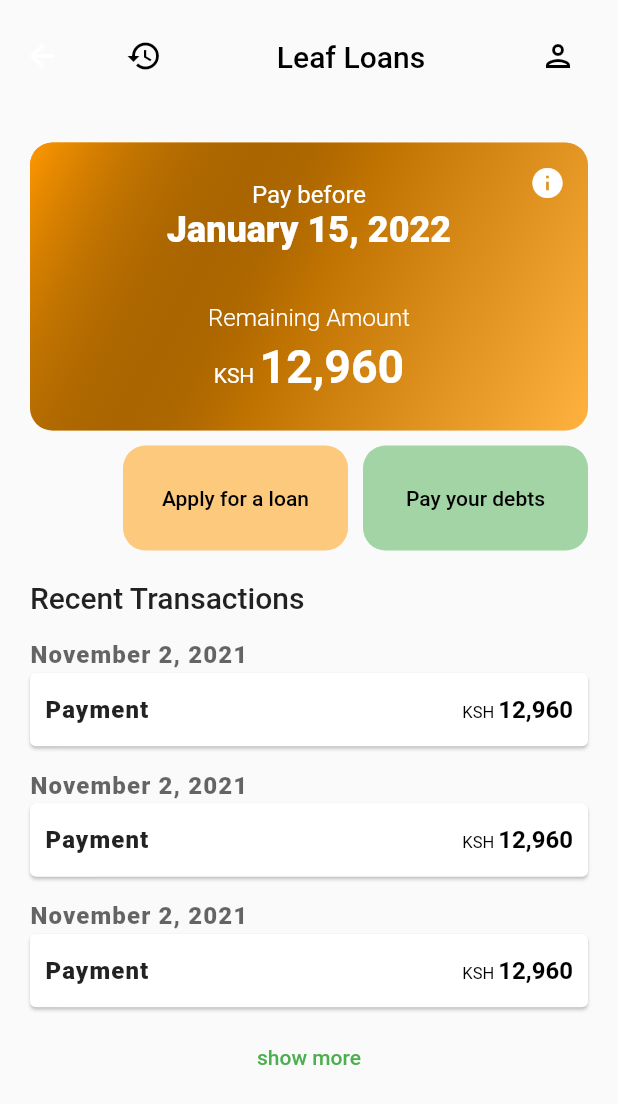
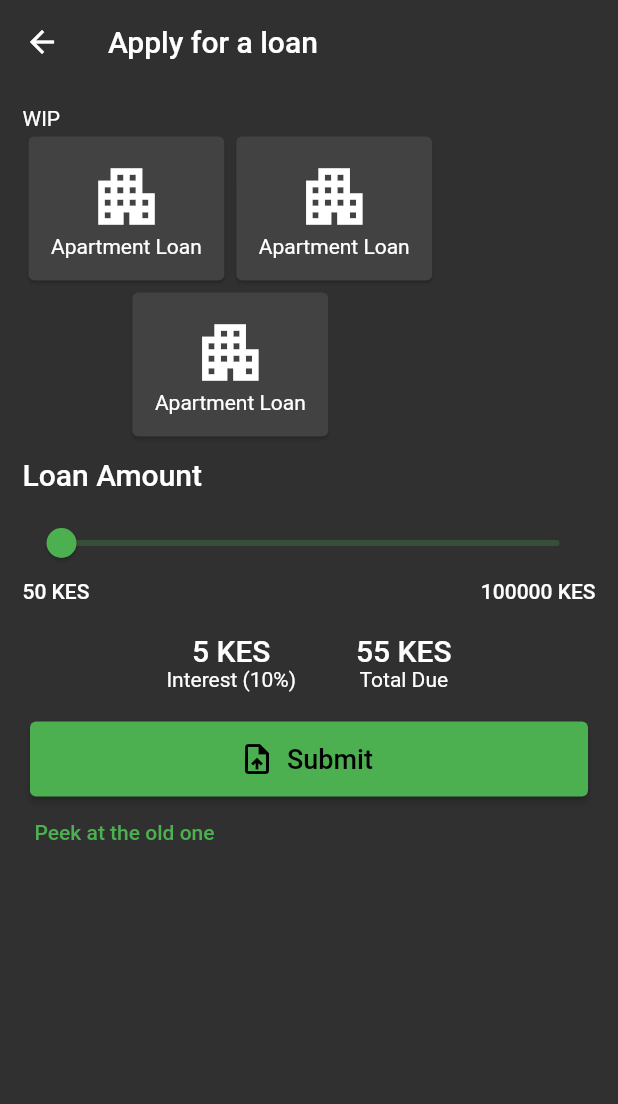
Before and after one commit to coretech/leaf_loan_app, a Flutter app: the NewHomeScreen screen opened by its route, after a tap on "Apply for a loan", on a phone screen of 412 x 824 dp. Shown: the top 1104 px of the screen. Run offline on Flutter 3.47's test engine with Material 2 defaults, Android fonts, the phone set to English and light mode, and no system bars; our stand-ins replace firebase_core, flutter_bloc, get_it, hive_flutter, intro_slider, permission_handler; accounts and stored records are empty; statements that could not run were skipped.

Commit message:
feat: add new loan application page

```diff
--- a/lib/app.dart
+++ b/lib/app.dart
@@ -33,7 +33,7 @@
           secondary: Colors.orange.withGreen(210).withBlue(55),
         ),
       ),
-      themeMode: ThemeMode.light,
+      themeMode: ThemeMode.dark,
     );
   }
 }
--- a/lib/features/home/presentation/screens/new_home_screen.dart
+++ b/lib/features/home/presentation/screens/new_home_screen.dart
@@ -1,5 +1,6 @@
 import 'package:flutter/material.dart';
 import 'package:loan_app/core/core.dart';
+import 'package:loan_app/features/loan_application/loan_application.dart';
 import 'package:loan_app/features/loan_detail/loan_detail.dart';
 import 'package:loan_app/features/loan_history/loan_history.dart';
 
@@ -185,7 +186,13 @@
       mainAxisAlignment: MainAxisAlignment.end,
       children: [
         TextButton(
-          onPressed: () {},
+          onPressed: () {
+            Navigator.of(context).push(
+              MaterialPageRoute(
+                builder: (context) => NewLoanApplication(),
+              ),
+            );
+          },
           child: Text("Apply for a loan"),
           style: ButtonStyle(
             backgroundColor: MaterialStateProperty.all(
--- /dev/null
+++ b/lib/features/loan_application/presentation/screens/new_loan_application_screen.dart
@@ -0,0 +1,143 @@
+import 'dart:math';
+
+import 'package:flutter/material.dart';
+import 'package:loan_app/core/utils/screen_size.dart';
+import 'package:loan_app/core/utils/utils.dart';
+import 'package:loan_app/features/features.dart';
+
+class NewLoanApplication extends StatefulWidget {
+  const NewLoanApplication({Key? key}) : super(key: key);
+
+  @override
+  _NewLoanApplicationState createState() => _NewLoanApplicationState();
+}
+
+class _NewLoanApplicationState extends State<NewLoanApplication> {
+  String _currentCurrency = 'KES';
+  String? _currentReason;
+
+  DateTime dueDate = DateTime.now().add(Duration(days: Random().nextInt(75)));
+
+  double _loanAmount = 50;
+  @override
+  Widget build(BuildContext context) {
+    return Scaffold(
+      appBar: AppBar(
+        backgroundColor: Theme.of(context).scaffoldBackgroundColor,
+        elevation: 0,
+        foregroundColor: Theme.of(context).colorScheme.onSurface,
+        title: Text(
+          'Apply for a loan',
+        ),
+      ),
+      body: SingleChildScrollView(
+        physics: BouncingScrollPhysics(),
+        child: Padding(
+          padding: const EdgeInsets.all(15.0),
+          child: Column(
+            crossAxisAlignment: CrossAxisAlignment.start,
+            children: [
+              Text("WIP"),
+              LoanTypeSelector(),
+              Padding(
+                padding: const EdgeInsets.symmetric(vertical: 10.0),
+                child: Text(
+                  'Loan Amount',
+                  style: Theme.of(context).textTheme.headline6,
+                ),
+              ),
+              Slider(
+                max: 100000,
+                min: 50,
+                divisions: 100000 - 50,
+                value: _loanAmount,
+                label:
+                    '${Formatter.formatMoney(_loanAmount)} $_currentCurrency',
+                onChanged: (amount) {
+                  setState(() {
+                    _loanAmount = amount;
+                  });
+                },
+              ),
+              Row(
+                mainAxisAlignment: MainAxisAlignment.spaceBetween,
+                children: [
+                  Text(
+                    '50 $_currentCurrency',
+                    style: Theme.of(context).textTheme.bodyText1,
+                  ),
+                  Text(
+                    '100000 $_currentCurrency',
+                    style: Theme.of(context).textTheme.bodyText1,
+                  ),
+                ],
+              ),
+              const SizedBox(
+                height: 20,
+              ),
+              Center(
+                child: Wrap(
+                  alignment: WrapAlignment.center,
+                  runAlignment: WrapAlignment.spaceBetween,
+                  runSpacing: 20,
+                  spacing: 40,
+                  children: [
+                    Column(
+                      children: [
+                        Text(
+                          '${Formatter.formatMoney(_loanAmount * 0.1)} $_currentCurrency',
+                          style: Theme.of(context).textTheme.headline6,
+                        ),
+                        const Text('Interest (10%)'),
+                      ],
+                    ),
+                    Column(
+                      children: [
+                        Text(
+                          '${Formatter.formatMoney(_loanAmount + (_loanAmount * 0.1))} $_currentCurrency',
+                          style: Theme.of(context).textTheme.headline6,
+                        ),
+                        const Text('Total Due'),
+                      ],
+                    ),
+                  ],
+                ),
+              ),
+              const SizedBox(
+                height: 20,
+              ),
+              Center(
+                child: ElevatedButton.icon(
+                  icon: const Icon(Icons.upload_file),
+                  label: const Text(
+                    'Submit',
+                    style: TextStyle(fontSize: 18),
+                  ),
+                  onPressed: () {},
+                  style: ButtonStyle(
+                      fixedSize: MaterialStateProperty.all(
+                    Size(
+                      ScreenSize.of(context).width - 40,
+                      50,
+                    ),
+                  )),
+                ),
+              ),
+              TextButton(
+                onPressed: () {
+                  Navigator.of(context).push(
+                    MaterialPageRoute(
+                      builder: (context) =>
+                          LoanApplicationScreen(hasLoan: false),
+                    ),
+                  );
+                },
+                child: Text('Peek at the old one'),
+              )
+            ],
+          ),
+        ),
+      ),
+    );
+  }
+}
--- a/lib/features/loan_application/presentation/screens/screens.dart
+++ b/lib/features/loan_application/presentation/screens/screens.dart
@@ -1 +1,2 @@
 export 'loan_application_screen.dart';
+export 'new_loan_application_screen.dart';
--- /dev/null
+++ b/lib/features/loan_application/presentation/widgets/loan_type_selector.dart
@@ -0,0 +1,74 @@
+import 'package:flutter/material.dart';
+
+class LoanTypeSelector extends StatefulWidget {
+  const LoanTypeSelector({
+    Key? key,
+  }) : super(key: key);
+
+  @override
+  State<LoanTypeSelector> createState() => _LoanTypeSelectorState();
+}
+
+class _LoanTypeSelectorState extends State<LoanTypeSelector> {
+  int selectedIndex = 0;
+  @override
+  Widget build(BuildContext context) {
+    return Wrap(
+      alignment: WrapAlignment.center,
+      runAlignment: WrapAlignment.spaceEvenly,
+      children: [
+        Card(
+          child: Padding(
+            padding: const EdgeInsets.all(15.0),
+            child: Column(
+              children: [
+                Icon(
+                  Icons.apartment,
+                  size: 50,
+                ),
+                Text(
+                  "Apartment Loan",
+                  maxLines: 2,
+                ),
+              ],
+            ),
+          ),
+        ),
+        Card(
+          child: Padding(
+            padding: const EdgeInsets.all(15.0),
+            child: Column(
+              children: [
+                Icon(
+                  Icons.apartment,
+                  size: 50,
+                ),
+                Text(
+                  "Apartment Loan",
+                  maxLines: 2,
+                ),
+              ],
+            ),
+          ),
+        ),
+        Card(
+          child: Padding(
+            padding: const EdgeInsets.all(15.0),
+            child: Column(
+              children: [
+                Icon(
+                  Icons.apartment,
+                  size: 50,
+                ),
+                Text(
+                  "Apartment Loan",
+                  maxLines: 2,
+                ),
+              ],
+            ),
+          ),
+        ),
+      ],
+    );
+  }
+}
--- a/lib/features/loan_application/presentation/widgets/widgets.dart
+++ b/lib/features/loan_application/presentation/widgets/widgets.dart
@@ -1,3 +1,4 @@
 export 'active_loan_prompt.dart';
 export 'apply_button.dart';
 export 'loan_application_form.dart';
+export 'loan_type_selector.dart';
```
